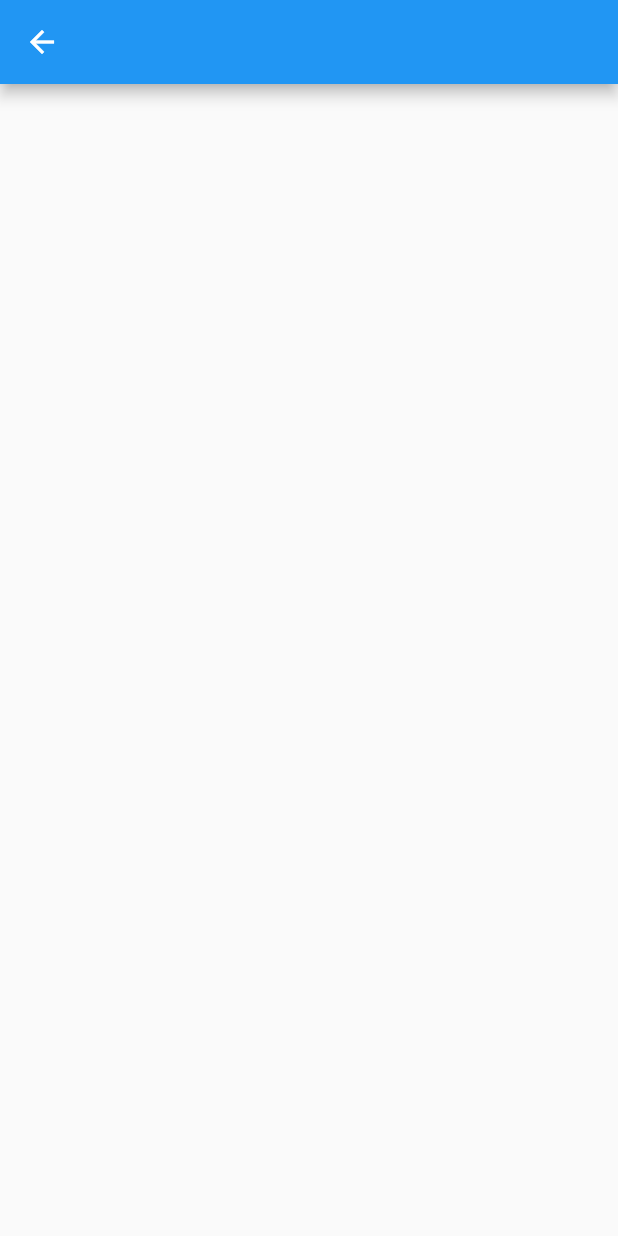
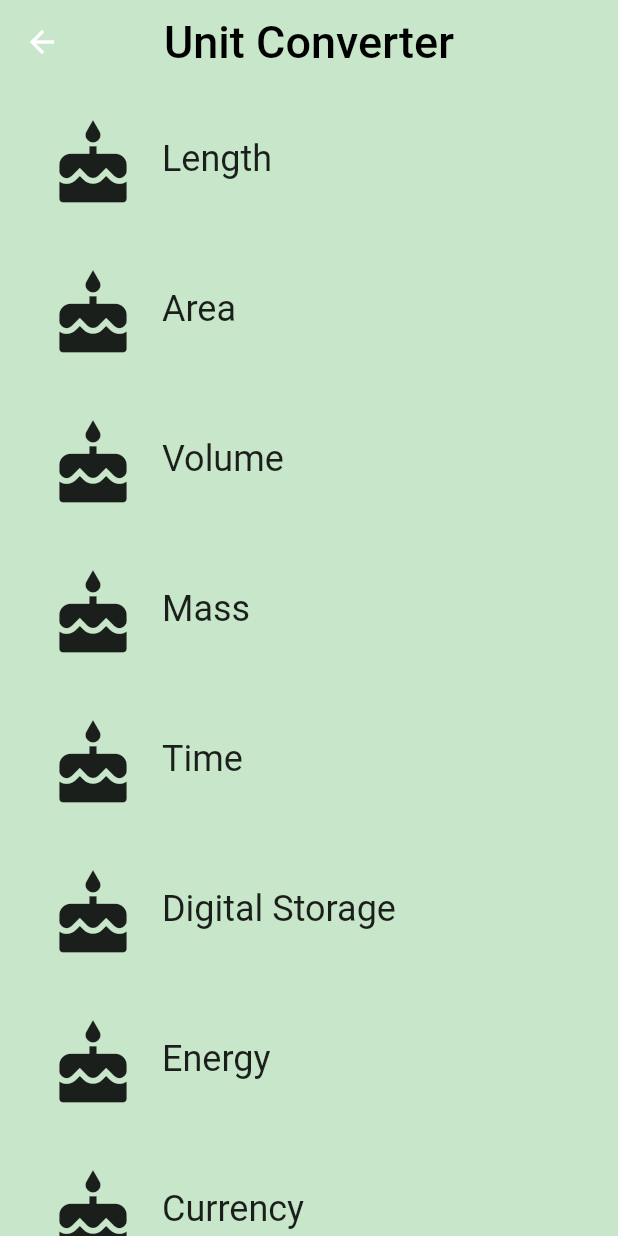
Before and after one commit to Muntaha-Islam0019/task_03_category_route, a Flutter app: the CategoryRoute screen opened directly, on a phone screen of 412 x 824 dp. Run offline on Flutter 3.47's test engine with Material 2 defaults, Android fonts, the phone set to English and light mode, and no system bars.

Commit message:
Edited category_routes.dart

```diff
--- a/lib/category_route.dart
+++ b/lib/category_route.dart
@@ -8,7 +8,11 @@ import 'package:flutter/material.dart';
 
 // TODO: Check if we need to import anything
 
+import 'package:task_03_category_route/category.dart';
+
 // TODO: Define any constants
+
+final _backgroundColor = Colors.green[100];
 
 /// Category Route (screen).
 ///
@@ -42,17 +46,48 @@ class CategoryRoute extends StatelessWidget {
     Colors.red,
   ];
 
+  // For portrait, we construct a [ListView] from the list of category widgets.
+  Widget _buildCategoryWidgets(List<Widget> categories) {
+    return ListView.builder(
+      itemBuilder: (BuildContext context, int index) => categories[index],
+      itemCount: categories.length,
+    );
+  }
+
   @override
   Widget build(BuildContext context) {
     // TODO: Create a list of the eight Categories, using the names and colors
     // from above. Use a placeholder icon, such as `Icons.cake` for each
     // Category. We'll add custom icons later.
+    final categories = <Category>[];
+    for (var i = 0; i < _categoryNames.length; i++) {
+      categories.add(Category(
+        name: _categoryNames[i],
+        color: _baseColors[i] as ColorSwatch<dynamic>,
+        iconLocation: Icons.cake,
+      ));
+    }
 
     // TODO: Create a list view of the Categories
-    final listView = Container();
+    final listView = Container(
+      color: _backgroundColor,
+      padding: const EdgeInsets.symmetric(horizontal: 8.0),
+      child: _buildCategoryWidgets(categories),
+    );
 
     // TODO: Create an App Bar
-    final appBar = AppBar();
+    final appBar = AppBar(
+      elevation: 0.0,
+      title: const Text(
+        'Unit Converter',
+        style: TextStyle(
+          color: Colors.black,
+          fontSize: 30.0,
+        ),
+      ),
+      centerTitle: true,
+      backgroundColor: _backgroundColor,
+    );
 
     return Scaffold(
       appBar: appBar,
```
